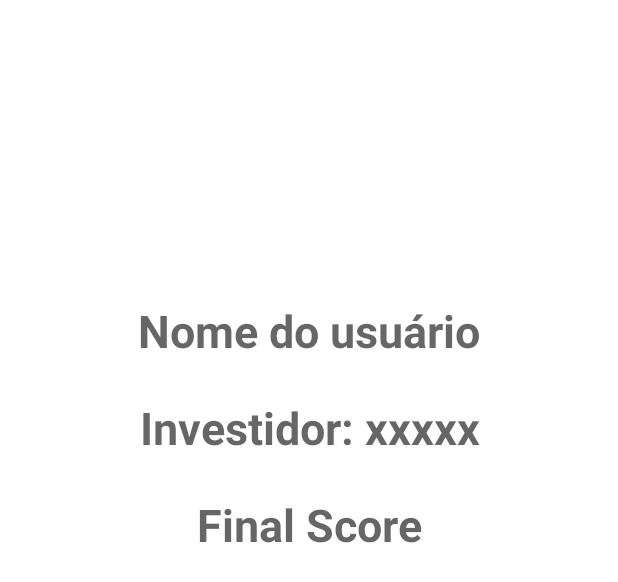
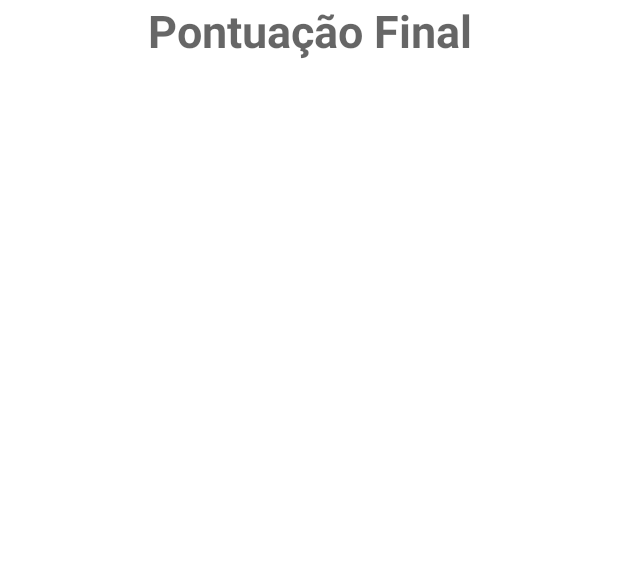
Before and after one commit to filipesantana-dev/TP3_Fundamentos, an Android app: the layout fragment_result.xml on its own in the app's theme, with its tools: preview values and no code run, on a phone screen of 412 x 824 dp. Shown: the top 582 px of the screen. Run offline under Robolectric (Android 15) with nearby library versions, the phone set to English and light mode, and no system bars.

Commit message:
Correção: Usuario e Perfil Investidor no Layout do Result Activity

```diff
--- a/app/src/main/java/com/example/tp3_fundamentos/MainActivity.kt
+++ b/app/src/main/java/com/example/tp3_fundamentos/MainActivity.kt
@@ -29,7 +29,7 @@ class MainActivity : AppCompatActivity() {
                 Toast.makeText(this, "Informe seu nome", Toast.LENGTH_LONG
                 ).show()
             } else {
-                var alterActivity = Intent(
+                val alterActivity = Intent(
                         this,
                         QuestionsActivity::class.java)
                 alterActivity.putExtra("userName", nomeUsuario)
--- a/app/src/main/java/com/example/tp3_fundamentos/Question1Fragment.kt
+++ b/app/src/main/java/com/example/tp3_fundamentos/Question1Fragment.kt
@@ -38,8 +38,8 @@ class Question1Fragment : Fragment() {
     ): View? {
         val view = inflater.inflate(R.layout.fragment_question1, container, false)
         val usuarioNome = arguments?.get("userName").toString()
-        val titulo = view.findViewById<TextView>(R.id.editTextUsuarioNome)
-        titulo.setText(usuarioNome)
+        /*val titulo = view.findViewById<TextView>(R.id.editTextUsuarioNome)
+        titulo.setText(usuarioNome)*/
 
 
         return view
--- a/app/src/main/java/com/example/tp3_fundamentos/Question2Fragment.kt
+++ b/app/src/main/java/com/example/tp3_fundamentos/Question2Fragment.kt
@@ -42,8 +42,8 @@ class Question2Fragment : Fragment() {
         val view = inflater.inflate(R.layout.fragment_question2, container, false)
 
         val usuarioNome = arguments?.get("userName").toString()
-        val titulo = view.findViewById<TextView>(R.id.editTextUsuarioNome)
-        titulo.setText(usuarioNome)
+        /*val titulo = view.findViewById<TextView>(R.id.editTextUsuarioNome)
+        titulo.setText(usuarioNome)*/
 
 
         return view
--- a/app/src/main/java/com/example/tp3_fundamentos/Question3Fragment.kt
+++ b/app/src/main/java/com/example/tp3_fundamentos/Question3Fragment.kt
@@ -32,7 +32,7 @@ class Question3Fragment : Fragment() {
         1,
         2,
         4,
-        0
+        null
     )
 
     override fun onCreateView(
@@ -41,8 +41,8 @@ class Question3Fragment : Fragment() {
     ): View? {
         val view = inflater.inflate(R.layout.fragment_question3, container, false)
         val usuarioNome = arguments?.get("userName").toString()
-        val titulo = view.findViewById<TextView>(R.id.editTextUsuarioNome)
-        titulo.setText(usuarioNome)
+        /*val titulo = view.findViewById<TextView>(R.id.editTextUsuarioNome)
+        titulo.setText(usuarioNome)*/
 
         return view
     }
--- a/app/src/main/java/com/example/tp3_fundamentos/Question4Fragment.kt
+++ b/app/src/main/java/com/example/tp3_fundamentos/Question4Fragment.kt
@@ -38,8 +38,8 @@ class Question4Fragment : Fragment() {
     ): View? {
         val view = inflater.inflate(R.layout.fragment_question4, container, false)
         val usuarioNome = arguments?.get("userName").toString()
-        val titulo = view.findViewById<TextView>(R.id.editTextUsuarioNome)
-        titulo.setText(usuarioNome)
+        /*val titulo = view.findViewById<TextView>(R.id.editTextUsuarioNome)
+        titulo.setText(usuarioNome)*/
 
         return view
     }
--- a/app/src/main/java/com/example/tp3_fundamentos/Question5Fragment.kt
+++ b/app/src/main/java/com/example/tp3_fundamentos/Question5Fragment.kt
@@ -38,8 +38,8 @@ class Question5Fragment : Fragment() {
     ): View? {
         val view = inflater.inflate(R.layout.fragment_question5, container, false)
         val usuarioNome = arguments?.get("userName").toString()
-        val titulo = view.findViewById<TextView>(R.id.editTextUsuarioNome)
-        titulo.setText(usuarioNome)
+        /*val titulo = view.findViewById<TextView>(R.id.editTextUsuarioNome)
+        titulo.setText(usuarioNome)*/
 
         return view
     }
--- a/app/src/main/java/com/example/tp3_fundamentos/Question6Fragment.kt
+++ b/app/src/main/java/com/example/tp3_fundamentos/Question6Fragment.kt
@@ -40,8 +40,8 @@ class Question6Fragment : Fragment() {
     ): View? {
         val view = inflater.inflate(R.layout.fragment_question6, container, false)
         val usuarioNome = arguments?.get("userName").toString()
-        val titulo = view.findViewById<TextView>(R.id.editTextUsuarioNome)
-        titulo.setText(usuarioNome)
+        /*val titulo = view.findViewById<TextView>(R.id.editTextUsuarioNome)
+        titulo.setText(usuarioNome)*/
 
         return view
     }
--- a/app/src/main/java/com/example/tp3_fundamentos/Question7Fragment.kt
+++ b/app/src/main/java/com/example/tp3_fundamentos/Question7Fragment.kt
@@ -44,8 +44,8 @@ class Question7Fragment : Fragment() {
     ): View? {
         val view = inflater.inflate(R.layout.fragment_question7, container, false)
         val usuarioNome = arguments?.get("userName").toString()
-        val titulo = view.findViewById<TextView>(R.id.editTextUsuarioNome)
-        titulo.setText(usuarioNome)
+        /*val titulo = view.findViewById<TextView>(R.id.editTextUsuarioNome)
+        titulo.setText(usuarioNome)*/
 
         return view
     }
--- a/app/src/main/java/com/example/tp3_fundamentos/Question8Fragment.kt
+++ b/app/src/main/java/com/example/tp3_fundamentos/Question8Fragment.kt
@@ -37,8 +37,8 @@ class Question8Fragment : Fragment() {
     ): View? {
         val view = inflater.inflate(R.layout.fragment_question8, container, false)
         val usuarioNome = arguments?.get("userName").toString()
-        val titulo = view.findViewById<TextView>(R.id.editTextUsuarioNome)
-        titulo.setText(usuarioNome)
+        /*val titulo = view.findViewById<TextView>(R.id.editTextUsuarioNome)
+        titulo.setText(usuarioNome)*/
 
         return view
     }
--- a/app/src/main/res/layout/fragment_result.xml
+++ b/app/src/main/res/layout/fragment_result.xml
@@ -8,43 +8,15 @@
     tools:context=".ResultFragment" >
 
     <TextView
-        android:id="@+id/textViewNomeUsuario"
-        android:layout_width="0dp"
-        android:layout_height="wrap_content"
-        android:layout_marginTop="200dp"
-        android:hint="Nome do usuário"
-        android:textAlignment="center"
-        android:textSize="30sp"
-        android:textStyle="bold"
-        app:layout_constraintEnd_toEndOf="parent"
-        app:layout_constraintStart_toStartOf="parent"
-        app:layout_constraintTop_toTopOf="parent" />
-
-    <TextView
-        android:id="@+id/textViewInvestidorPerfil"
-        android:layout_width="0dp"
-        android:layout_height="wrap_content"
-        android:layout_marginTop="24dp"
-        android:hint="Investidor: xxxxx"
-        android:textAlignment="center"
-        android:textSize="30sp"
-        android:textStyle="bold"
-        app:layout_constraintEnd_toEndOf="parent"
-        app:layout_constraintHorizontal_bias="0.498"
-        app:layout_constraintStart_toStartOf="parent"
-        app:layout_constraintTop_toBottomOf="@+id/textViewNomeUsuario" />
-
-    <TextView
         android:id="@+id/textViewFinalScore"
         android:layout_width="0dp"
         android:layout_height="wrap_content"
-        android:layout_marginTop="24dp"
-        android:hint="Final Score"
+        android:hint="Pontuação Final"
         android:textAlignment="center"
         android:textSize="30sp"
         android:textStyle="bold"
         app:layout_constraintEnd_toEndOf="parent"
         app:layout_constraintHorizontal_bias="0.0"
         app:layout_constraintStart_toStartOf="parent"
-        app:layout_constraintTop_toBottomOf="@+id/textViewInvestidorPerfil" />
+        tools:layout_editor_absoluteY="329dp" />
 </androidx.constraintlayout.widget.ConstraintLayout>
--- a/app/src/main/res/navigation/app_navigation.xml
+++ b/app/src/main/res/navigation/app_navigation.xml
@@ -88,8 +88,8 @@
         android:label="fragment_question9"
         tools:layout="@layout/fragment_question9" >
         <action
-            android:id="@+id/action_question9Fragment_to_resultFragment"
-            app:destination="@id/resultFragment" />
+            android:id="@+id/action_question9Fragment_to_resultActivity"
+            app:destination="@id/resultActivity" />
     </fragment>
     <fragment
         android:id="@+id/resultFragment"
```
Also changed, not shown: app/src/main/java/com/example/tp3_fundamentos/Question9Fragment.kt (+8 -3 lines), app/src/main/java/com/example/tp3_fundamentos/QuestionsActivity.kt (+6 -2 lines), app/src/main/java/com/example/tp3_fundamentos/ResultActivity.kt (+16 -16 lines), app/src/main/java/com/example/tp3_fundamentos/ResultFragment.kt (+37 -5 lines), app/src/main/res/layout/activity_result.xml (+23 -7 lines).
